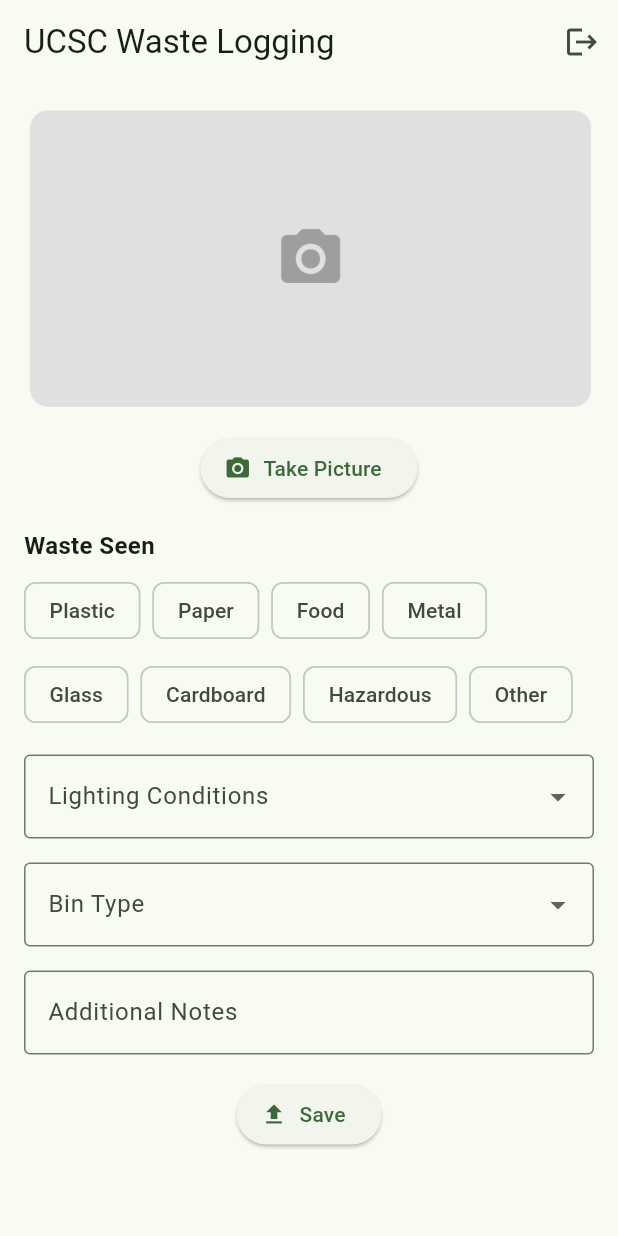
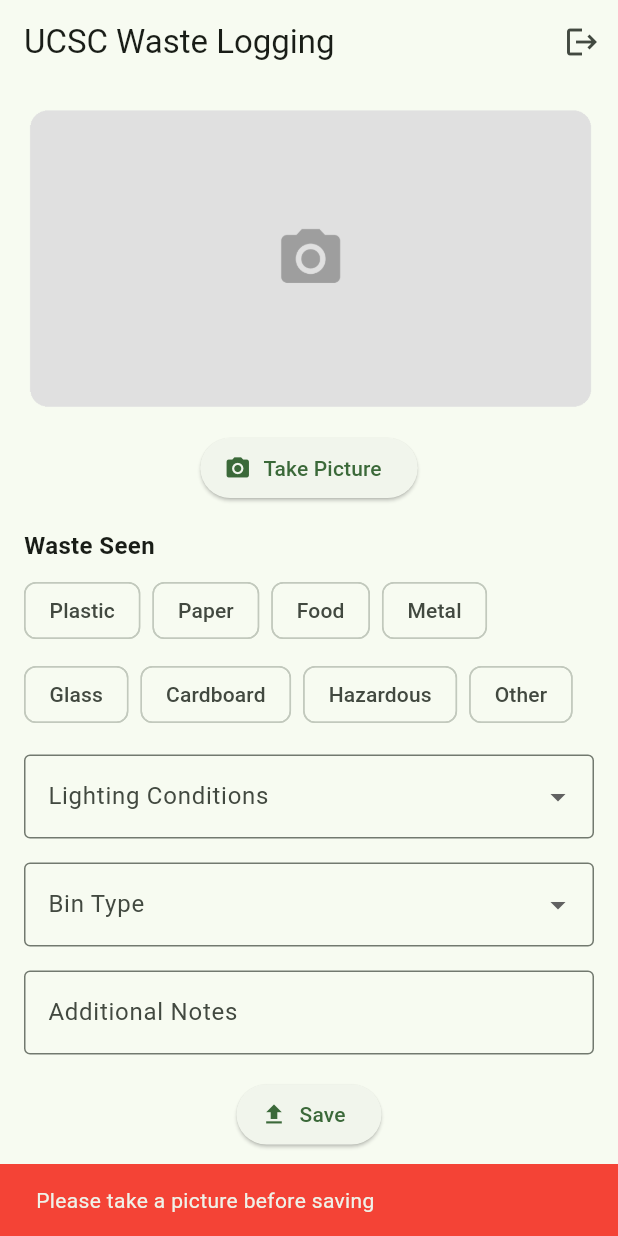
Before and after one commit to nchalla3/ucsc-waste-tagging, a Flutter app: the screen it shows once a user with an empty profile is signed in, after a tap on "Save", on a phone screen of 412 x 824 dp. Run offline on Flutter 3.47's test engine with Material 3 defaults, Android fonts, the phone set to English and light mode, and no system bars; our stand-ins replace cloud_firestore, firebase_auth, firebase_core, firebase_storage, google_sign_in, image_picker; accounts and stored records are empty.

Commit message:
added error handling for null pictures

```diff
--- a/lib/screens/home/home_page.dart
+++ b/lib/screens/home/home_page.dart
@@ -6,8 +6,8 @@
 import 'package:cloud_firestore/cloud_firestore.dart';
 import 'package:firebase_auth/firebase_auth.dart';
 
-// Waste Seen multiselect
-final List<String> _wasteSeenOptions = [
+// Waste Observed multiselect
+final List<String> _wasteObservedOptions = [
   'Plastic',
   'Paper',
   'Food',
@@ -17,7 +17,7 @@
   'Hazardous',
   'Other',
 ];
-List<String> _selectedWasteSeen = [];
+List<String> _selectedWasteObserved = [];
 
 class HomePage extends StatefulWidget {
   const HomePage({super.key});
@@ -72,8 +72,27 @@
   }
 
   Future<void> _saveData() async {
-    if (!kIsWeb && _imageFile == null) return;
-    if (kIsWeb && _webImageBytes == null) return;
+    // Check if image is available for both web and mobile
+    if (!kIsWeb && _imageFile == null) {
+      ScaffoldMessenger.of(context).showSnackBar(
+        const SnackBar(
+          content: Text('Please take a picture before saving'),
+          backgroundColor: Colors.red,
+          duration: Duration(seconds: 3),
+        ),
+      );
+      return;
+    }
+    if (kIsWeb && _webImageBytes == null) {
+      ScaffoldMessenger.of(context).showSnackBar(
+        const SnackBar(
+          content: Text('Please take a picture before saving'),
+          backgroundColor: Colors.red,
+          duration: Duration(seconds: 3),
+        ),
+      );
+      return;
+    }
 
     try {
       // Upload to Firebase Storage
@@ -98,7 +117,7 @@
         'binType': _selectedBin == 'Other' && _customBinController.text.isNotEmpty
             ? _customBinController.text
             : _selectedBin,
-        'wasteSeen': _selectedWasteSeen,
+        'wasteObserved': _selectedWasteObserved,
       });
 
       ScaffoldMessenger.of(context).showSnackBar(
@@ -118,7 +137,7 @@
         _customLightingController.clear();
         _selectedBin = null;
         _customBinController.clear();
-        _selectedWasteSeen = [];
+        _selectedWasteObserved = [];
       });
     } catch (e) {
       ScaffoldMessenger.of(context).showSnackBar(
@@ -168,13 +187,13 @@
               onPressed: _pickImage,
             ),
             const SizedBox(height: 16),
-            // Waste Seen Multiselect
-            _WasteSeenMultiSelect(
-              options: _wasteSeenOptions,
-              selected: _selectedWasteSeen,
+            // Waste Observed Multiselect
+            _WasteObservedMultiSelect(
+              options: _wasteObservedOptions,
+              selected: _selectedWasteObserved,
               onChanged: (selected) {
                 setState(() {
-                  _selectedWasteSeen = selected;
+                  _selectedWasteObserved = selected;
                 });
               },
             ),
@@ -286,13 +305,13 @@
   }
 }
 
-// Waste Seen Multiselect Widget
-class _WasteSeenMultiSelect extends StatelessWidget {
+// Waste Observed Multiselect Widget
+class _WasteObservedMultiSelect extends StatelessWidget {
   final List<String> options;
   final List<String> selected;
   final ValueChanged<List<String>> onChanged;
 
-  const _WasteSeenMultiSelect({
+  const _WasteObservedMultiSelect({
     required this.options,
     required this.selected,
     required this.onChanged,
```
